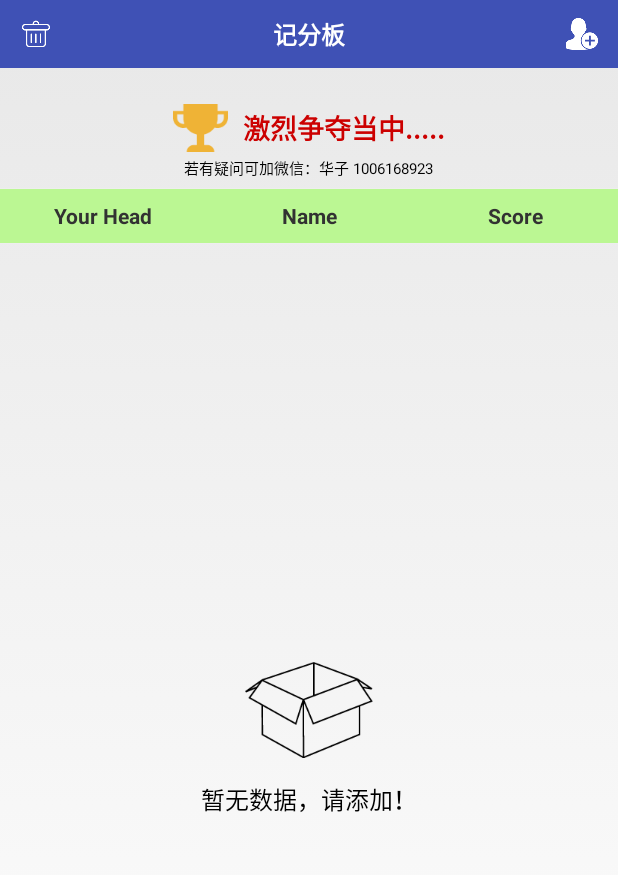
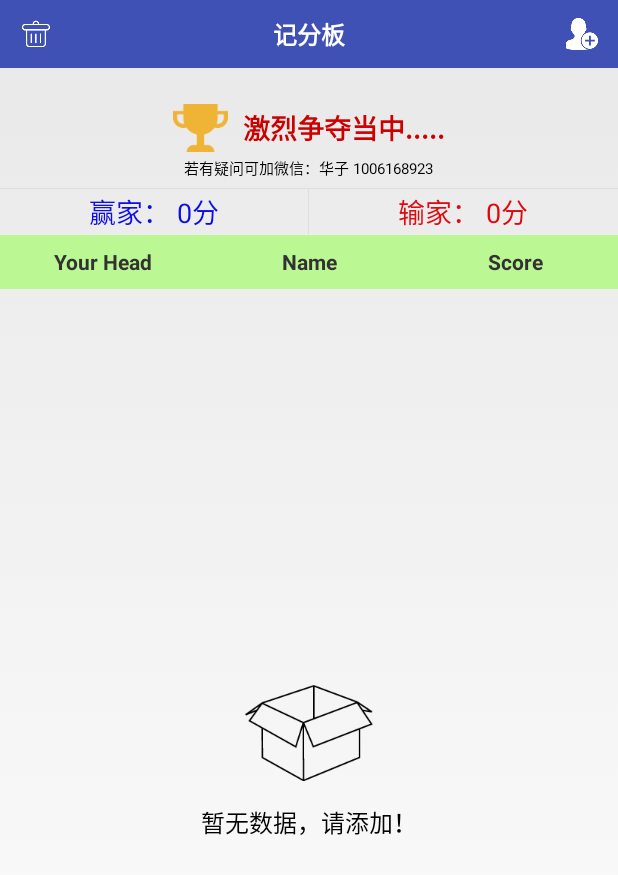
Before and after one commit to huazi2016/Stare_app, an Android app: the MainActivity screen opened directly, with no data from a screen before it, on a phone screen of 412 x 824 dp. Shown: the top 875 px of the screen. Run offline under Robolectric (Android 15) with nearby library versions, the phone set to English and light mode, and no system bars; our stand-ins replace ButterKnife; libraries missing offline, so code that uses them is left out: com.baoyz.swipemenulistview, me.drakeet.materialdialog; plain views replace SwipeMenuListView; 4 statements that could not run were skipped.

Commit message:
优化记分算法

```diff
--- a/app/src/main/java/com/blueocean/stare_app/MainActivity.java
+++ b/app/src/main/java/com/blueocean/stare_app/MainActivity.java
@@ -54,6 +54,10 @@ public class MainActivity extends Activity {
     ImageView mIvLeftIcon;
     @BindView(R.id.iv_right_icon)
     ImageView mIvRightIcon;
+    @BindView(R.id.tv_win)
+    TextView mTvWin;
+    @BindView(R.id.tv_transport)
+    TextView mTvTransport;
 
     private MainAdapter mMainAdapter;
     private List<PersonBo> mPersonList;
@@ -73,6 +77,7 @@ public class MainActivity extends Activity {
         mPersonList = MyDataBase.getInstances(this).queryPersonInfo();
         setNoContextView();
         compareSrore();
+        setWinAndTransportScore(mPersonList);
         mMainAdapter = new MainAdapter(this, mPersonList);
         mListview.setAdapter(mMainAdapter);
     }
@@ -149,6 +154,24 @@ public class MainActivity extends Activity {
         }
     }
 
+    private void setWinAndTransportScore(List<PersonBo> personList){
+        if(personList == null || personList.size() < 0) return;
+        int winNum = 0;
+        int transportNum = 0;
+        for (int i = 0; i < personList.size(); i++) {
+            PersonBo personBo = personList.get(i);
+            int score = personBo.getScore();
+            if(score >= 0){
+                winNum += score;
+            }else {
+                transportNum += score;
+            }
+        }
+
+        mTvWin.setText("赢家： " + winNum + "分");
+        mTvTransport.setText("输家： " + transportNum + "分");
+    }
+
     private void initlistener() {
 
         mListview.setOnMenuItemClickListener(new SwipeMenuListView.OnMenuItemClickListener() {
@@ -216,7 +239,7 @@ public class MainActivity extends Activity {
                             PersonBo personBo = mPersonList.get(i);
                             if (name.equalsIgnoreCase(personBo.getName())) {
                                 isSameName = true;
-                            }else {
+                            } else {
                                 isSameName = false;
                             }
                         }
@@ -234,7 +257,7 @@ public class MainActivity extends Activity {
                         MyDataBase.getInstances(MainActivity.this).insertPersonInfo(name, 0, num);
                         mPersonList.add(personBo);
                         compareSrore();
-                        setBsetScore();
+                        //setBsetScore();
                         mListviewContainer.setVisibility(View.VISIBLE);
                         mNoContentContainer.setVisibility(View.GONE);
                         mMainAdapter.notifyDataSetChanged();
@@ -292,6 +315,7 @@ public class MainActivity extends Activity {
             mPersonList = (List<PersonBo>) data.getSerializableExtra("resultList");
             Log.d("lhx", "resultList size=" + mPersonList.size());
             compareSrore();
+            setWinAndTransportScore(mPersonList);
             mMainAdapter.setAdapterData(mPersonList);
             setBsetScore();
         }
--- a/app/src/main/res/layout/activity_main.xml
+++ b/app/src/main/res/layout/activity_main.xml
@@ -37,6 +37,44 @@
         android:layout_alignParentBottom="true"
         android:layout_height="wrap_content"/>
     </RelativeLayout>
+
+    <View
+        android:layout_width="match_parent"
+        android:background="#dddddd"
+        android:layout_height="1px"/>
+
+    <LinearLayout
+        android:layout_width="match_parent"
+        android:orientation="horizontal"
+        android:gravity="center"
+        android:layout_height="30dp">
+
+        <TextView
+            android:id="@+id/tv_win"
+            android:layout_width="0dp"
+            android:layout_weight="1"
+            android:textColor="#0c0ce7"
+            android:textSize="18sp"
+            android:text="正数: 0"
+            android:gravity="center"
+            android:layout_height="wrap_content"/>
+
+        <View
+            android:layout_width="1px"
+            android:background="#dddddd"
+            android:layout_height="match_parent"/>
+
+        <TextView
+            android:id="@+id/tv_transport"
+            android:layout_width="0dp"
+            android:layout_weight="1"
+            android:text="负数: 0"
+            android:textColor="#df0910"
+            android:textSize="18sp"
+            android:gravity="center"
+            android:layout_height="wrap_content"/>
+
+    </LinearLayout>
 
 
     <View
--- a/app/src/main/res/layout/computer_result_item_layout.xml
+++ b/app/src/main/res/layout/computer_result_item_layout.xml
@@ -39,7 +39,7 @@
             android:layout_marginRight="8dp"
             android:padding="10dp"
             android:maxLength="6"
-            android:inputType="numberSigned"
+            android:inputType="number"
             android:hint="input..."
             android:text=""
             android:background="@drawable/edit_bg"
```
Also changed, not shown: app/src/main/java/com/blueocean/stare_app/ComputeResultActivity.java (+16 -9 lines).
